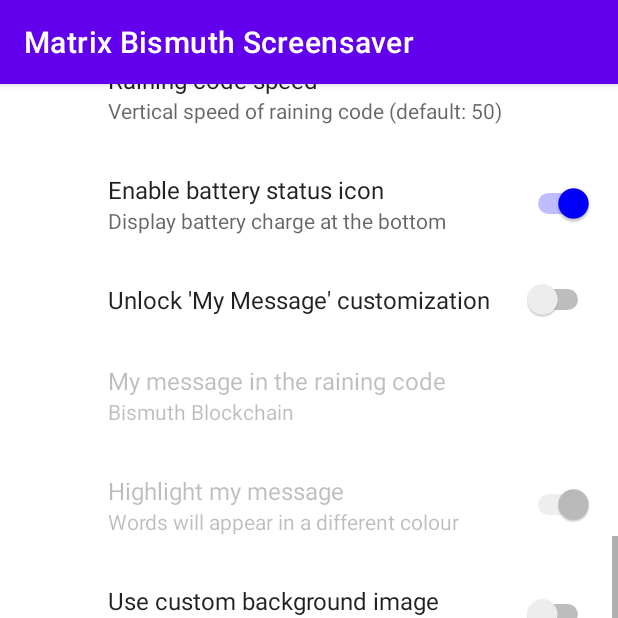
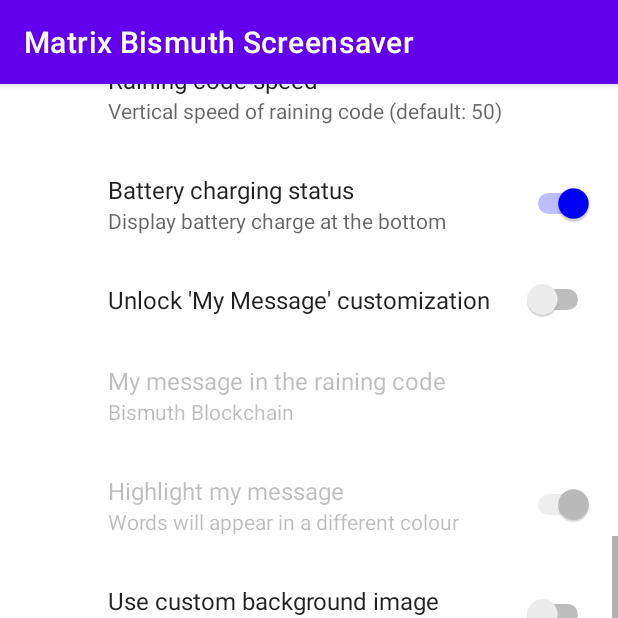
Before and after one commit to DoNutsLise/MatrixBismuthScreensaver, an Android app: the SettingsFragment screen opened directly, with no data from a screen before it, scrolled down 496 dp, on a phone screen of 412 x 824 dp, the top half of it. Run offline under Robolectric (Android 15) with nearby library versions, the light colour scheme and no system bars; our stand-ins replace androidx.preference; libraries missing offline, so code that uses them is left out: com.rarepebble.colorpicker.

Commit message:
v 1200 (0.1.2):     * for google play store release

```diff
--- a/app/build.gradle
+++ b/app/build.gradle
@@ -3,7 +3,7 @@ plugins {
 }
 def versionMajor = 0
 def versionMinor = 1
-def versionPatch = 1
+def versionPatch = 2
 
 android {
     compileSdk 31
--- a/app/src/main/res/xml/preferences.xml
+++ b/app/src/main/res/xml/preferences.xml
@@ -53,7 +53,7 @@
 
         <SwitchPreference
             android:key="isBatteryStatusSwitchPreference"
-            android:title="Enable battery status icon"
+            android:title="Battery charging status"
             android:summary="Display battery charge at the bottom"
             android:switchTextOff="off"
             android:switchTextOn="on"
```
Also changed, not shown: app/src/main/java/com/donuts/matrixbismuthscreensaver/MatrixEffectView.java (+1 -12 lines).
